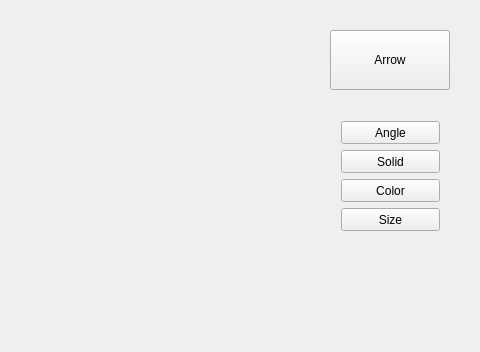
Qt form Annotation.ui (kok-s0s/annotation) before a commit; both pictures show x 620 to 1100 and y 0 to 352 of the 1100 by 640 pixel window.
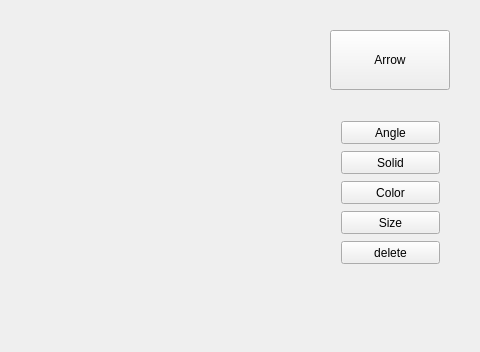
The same form after that commit.

Commit message: feat: delete Arrow

```diff
--- a/Annotation.ui
+++ b/Annotation.ui
@@ -53,7 +53,7 @@
       <x>950</x>
       <y>110</y>
       <width>121</width>
-      <height>131</height>
+      <height>165</height>
      </rect>
     </property>
     <layout class="QVBoxLayout" name="verticalLayout">
@@ -148,6 +148,32 @@
        </property>
       </widget>
      </item>
+     <item>
+      <spacer name="verticalSpacer_4">
+       <property name="orientation">
+        <enum>Qt::Vertical</enum>
+       </property>
+       <property name="sizeHint" stdset="0">
+        <size>
+         <width>20</width>
+         <height>40</height>
+        </size>
+       </property>
+      </spacer>
+     </item>
+     <item>
+      <widget class="QPushButton" name="btnArrowDelete">
+       <property name="minimumSize">
+        <size>
+         <width>0</width>
+         <height>23</height>
+        </size>
+       </property>
+       <property name="text">
+        <string>delete</string>
+       </property>
+      </widget>
+     </item>
     </layout>
    </widget>
   </widget>
```
The commit also changes 4 other files.
